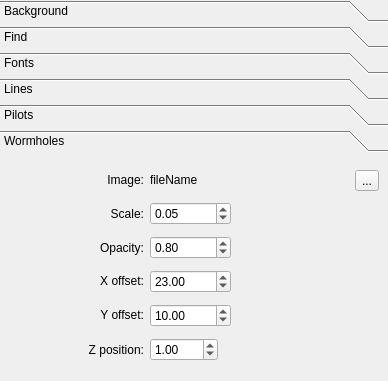
First picture: the form in src/themecustomizer.ui, repository 3vi1/IMP, before the edit.
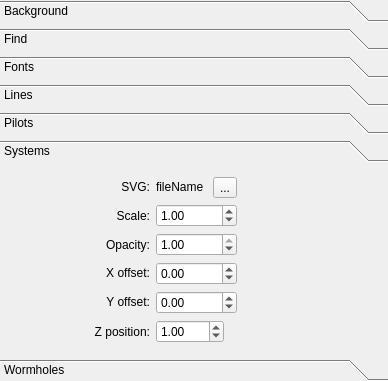
Second picture: the form after the edit.

```diff
--- a/src/themecustomizer.ui
+++ b/src/themecustomizer.ui
@@ -40,6 +40,9 @@
    </property>
    <item>
     <widget class="QToolBox" name="toolBox">
+     <property name="enabled">
+      <bool>true</bool>
+     </property>
      <property name="sizePolicy">
       <sizepolicy hsizetype="Expanding" vsizetype="Expanding">
        <horstretch>0</horstretch>
@@ -53,7 +56,7 @@
       <number>5</number>
      </property>
      <property name="tabSpacing">
-      <number>4</number>
+      <number>6</number>
      </property>
      <widget class="QWidget" name="pageBackground">
       <property name="geometry">
@@ -1235,13 +1238,272 @@
        </item>
       </layout>
      </widget>
+     <widget class="QWidget" name="pageSystems">
+      <property name="geometry">
+       <rect>
+        <x>0</x>
+        <y>-40</y>
+        <width>374</width>
+        <height>204</height>
+       </rect>
+      </property>
+      <attribute name="label">
+       <string>Systems</string>
+      </attribute>
+      <layout class="QGridLayout" name="gridLayout_11">
+       <item row="0" column="0">
+        <widget class="QLabel" name="label_18">
+         <property name="sizePolicy">
+          <sizepolicy hsizetype="Expanding" vsizetype="Fixed">
+           <horstretch>0</horstretch>
+           <verstretch>0</verstretch>
+          </sizepolicy>
+         </property>
+         <property name="text">
+          <string>SVG:</string>
+         </property>
+         <property name="alignment">
+          <set>Qt::AlignRight|Qt::AlignTrailing|Qt::AlignVCenter</set>
+         </property>
+        </widget>
+       </item>
+       <item row="0" column="1">
+        <layout class="QGridLayout" name="gridLayout_15">
+         <item row="0" column="2">
+          <widget class="QToolButton" name="buttonSystemImage">
+           <property name="text">
+            <string>...</string>
+           </property>
+          </widget>
+         </item>
+         <item row="0" column="1">
+          <widget class="QLabel" name="labelSystemFile">
+           <property name="sizePolicy">
+            <sizepolicy hsizetype="Preferred" vsizetype="Fixed">
+             <horstretch>0</horstretch>
+             <verstretch>0</verstretch>
+            </sizepolicy>
+           </property>
+           <property name="text">
+            <string>fileName</string>
+           </property>
+          </widget>
+         </item>
+        </layout>
+       </item>
+       <item row="1" column="0">
+        <widget class="QLabel" name="label_36">
+         <property name="sizePolicy">
+          <sizepolicy hsizetype="Expanding" vsizetype="Preferred">
+           <horstretch>0</horstretch>
+           <verstretch>0</verstretch>
+          </sizepolicy>
+         </property>
+         <property name="text">
+          <string>Scale:</string>
+         </property>
+         <property name="alignment">
+          <set>Qt::AlignRight|Qt::AlignTrailing|Qt::AlignVCenter</set>
+         </property>
+        </widget>
+       </item>
+       <item row="1" column="1">
+        <widget class="QDoubleSpinBox" name="spinSystemScale">
+         <property name="sizePolicy">
+          <sizepolicy hsizetype="Preferred" vsizetype="Fixed">
+           <horstretch>0</horstretch>
+           <verstretch>0</verstretch>
+          </sizepolicy>
+         </property>
+         <property name="minimum">
+          <double>0.010000000000000</double>
+         </property>
+         <property name="maximum">
+          <double>100.000000000000000</double>
+         </property>
+         <property name="value">
+          <double>1.000000000000000</double>
+         </property>
+        </widget>
+       </item>
+       <item row="2" column="0">
+        <widget class="QLabel" name="label_19">
+         <property name="sizePolicy">
+          <sizepolicy hsizetype="Expanding" vsizetype="Preferred">
+           <horstretch>0</horstretch>
+           <verstretch>0</verstretch>
+          </sizepolicy>
+         </property>
+         <property name="text">
+          <string>Opacity:</string>
+         </property>
+         <property name="alignment">
+          <set>Qt::AlignRight|Qt::AlignTrailing|Qt::AlignVCenter</set>
+         </property>
+        </widget>
+       </item>
+       <item row="2" column="1">
+        <widget class="QDoubleSpinBox" name="spinSystemOpacity">
+         <property name="sizePolicy">
+          <sizepolicy hsizetype="Preferred" vsizetype="Fixed">
+           <horstretch>0</horstretch>
+           <verstretch>0</verstretch>
+          </sizepolicy>
+         </property>
+         <property name="minimum">
+          <double>0.010000000000000</double>
+         </property>
+         <property name="maximum">
+          <double>1.000000000000000</double>
+         </property>
+         <property name="singleStep">
+          <double>0.010000000000000</double>
+         </property>
+         <property name="value">
+          <double>1.000000000000000</double>
+         </property>
+        </widget>
+       </item>
+       <item row="3" column="0">
+        <widget class="QLabel" name="label_35">
+         <property name="sizePolicy">
+          <sizepolicy hsizetype="Expanding" vsizetype="Fixed">
+           <horstretch>0</horstretch>
+           <verstretch>0</verstretch>
+          </sizepolicy>
+         </property>
+         <property name="text">
+          <string>X offset:</string>
+         </property>
+         <property name="alignment">
+          <set>Qt::AlignRight|Qt::AlignTrailing|Qt::AlignVCenter</set>
+         </property>
+        </widget>
+       </item>
+       <item row="3" column="1">
+        <widget class="QDoubleSpinBox" name="spinSystemX">
+         <property name="sizePolicy">
+          <sizepolicy hsizetype="Preferred" vsizetype="Fixed">
+           <horstretch>0</horstretch>
+           <verstretch>0</verstretch>
+          </sizepolicy>
+         </property>
+         <property name="minimum">
+          <double>-10000.000000000000000</double>
+         </property>
+         <property name="maximum">
+          <double>10000.000000000000000</double>
+         </property>
+        </widget>
+       </item>
+       <item row="3" column="2">
+        <spacer name="horizontalSpacer_10">
+         <property name="orientation">
+          <enum>Qt::Horizontal</enum>
+         </property>
+         <property name="sizeType">
+          <enum>QSizePolicy::Preferred</enum>
+         </property>
+         <property name="sizeHint" stdset="0">
+          <size>
+           <width>142</width>
+           <height>20</height>
+          </size>
+         </property>
+        </spacer>
+       </item>
+       <item row="4" column="0">
+        <widget class="QLabel" name="label_37">
+         <property name="sizePolicy">
+          <sizepolicy hsizetype="Expanding" vsizetype="Fixed">
+           <horstretch>0</horstretch>
+           <verstretch>0</verstretch>
+          </sizepolicy>
+         </property>
+         <property name="text">
+          <string>Y offset:</string>
+         </property>
+         <property name="alignment">
+          <set>Qt::AlignRight|Qt::AlignTrailing|Qt::AlignVCenter</set>
+         </property>
+        </widget>
+       </item>
+       <item row="4" column="1">
+        <widget class="QDoubleSpinBox" name="spinSystemY">
+         <property name="sizePolicy">
+          <sizepolicy hsizetype="Fixed" vsizetype="Fixed">
+           <horstretch>0</horstretch>
+           <verstretch>0</verstretch>
+          </sizepolicy>
+         </property>
+         <property name="minimum">
+          <double>-10000.000000000000000</double>
+         </property>
+         <property name="maximum">
+          <double>10000.000000000000000</double>
+         </property>
+        </widget>
+       </item>
+       <item row="5" column="0">
+        <widget class="QLabel" name="label_20">
+         <property name="sizePolicy">
+          <sizepolicy hsizetype="Expanding" vsizetype="Preferred">
+           <horstretch>0</horstretch>
+           <verstretch>0</verstretch>
+          </sizepolicy>
+         </property>
+         <property name="text">
+          <string>Z position:</string>
+         </property>
+         <property name="alignment">
+          <set>Qt::AlignRight|Qt::AlignTrailing|Qt::AlignVCenter</set>
+         </property>
+        </widget>
+       </item>
+       <item row="5" column="1">
+        <widget class="QDoubleSpinBox" name="spinSystemZ">
+         <property name="sizePolicy">
+          <sizepolicy hsizetype="Fixed" vsizetype="Fixed">
+           <horstretch>0</horstretch>
+           <verstretch>0</verstretch>
+          </sizepolicy>
+         </property>
+         <property name="minimum">
+          <double>-100.000000000000000</double>
+         </property>
+         <property name="maximum">
+          <double>100.000000000000000</double>
+         </property>
+         <property name="value">
+          <double>1.000000000000000</double>
+         </property>
+        </widget>
+       </item>
+       <item row="5" column="2">
+        <spacer name="horizontalSpacer_11">
+         <property name="orientation">
+          <enum>Qt::Horizontal</enum>
+         </property>
+         <property name="sizeType">
+          <enum>QSizePolicy::Preferred</enum>
+         </property>
+         <property name="sizeHint" stdset="0">
+          <size>
+           <width>142</width>
+           <height>20</height>
+          </size>
+         </property>
+        </spacer>
+       </item>
+      </layout>
+     </widget>
      <widget class="QWidget" name="pageWormholes">
       <property name="geometry">
        <rect>
         <x>0</x>
-        <y>0</y>
-        <width>388</width>
-        <height>207</height>
+        <y>-40</y>
+        <width>374</width>
+        <height>204</height>
        </rect>
       </property>
       <attribute name="label">
```
Left out of the diff: 18 changed lines with no effect on the pictures.
